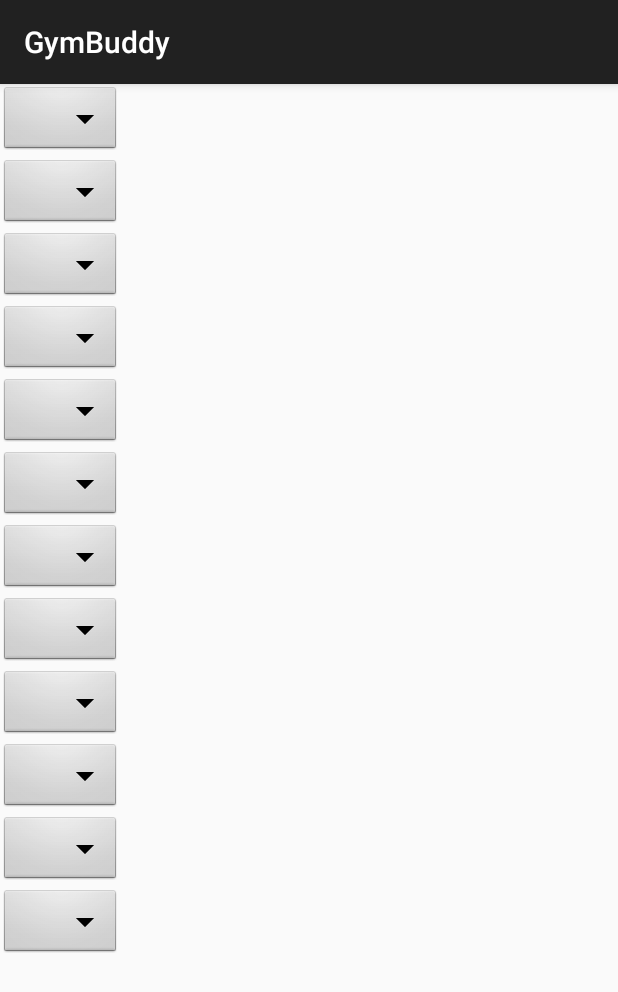
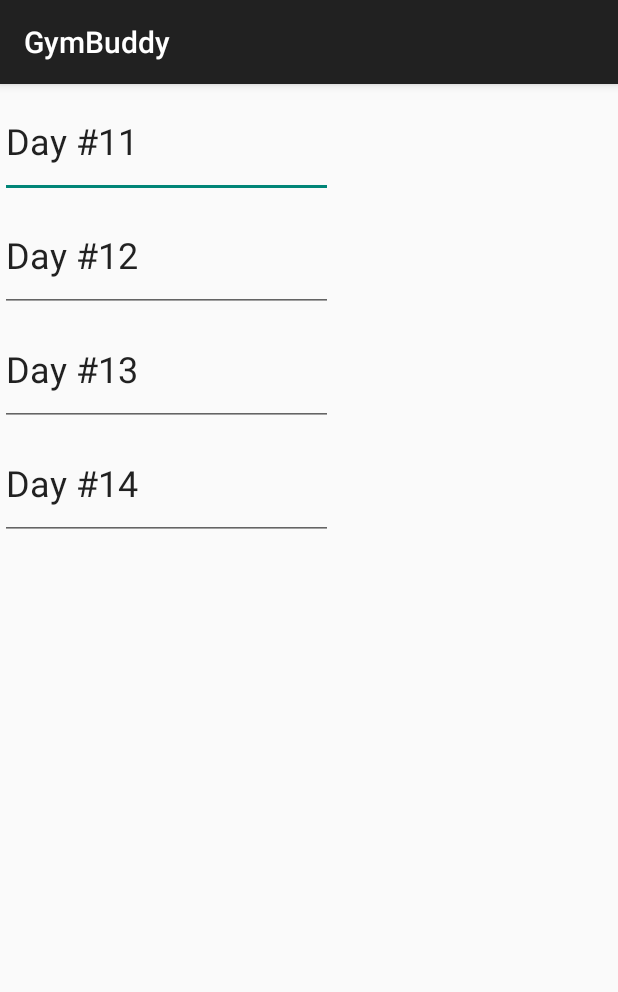
Before and after one commit to awall4806/GymBuddy, an Android app: the screen it shows after launch (DayListActivity), after a tap on an icon or button, on a phone screen of 412 x 824 dp. Shown: the top 992 px of the screen. Run offline under Robolectric (Android 15) with nearby library versions, the phone set to English and light mode, and no system bars.

```diff
--- a/app/src/main/java/wallta/gymbuddy/DayListActivity.java
+++ b/app/src/main/java/wallta/gymbuddy/DayListActivity.java
@@ -8,11 +8,11 @@ import java.util.UUID;
 
 public class DayListActivity extends SingleFragmentActivity {
 
-    private static final String EXTRA_DAY_ID = "wallta.gymbuddy.day_id";
+    public static final String EXTRA_ROUTINE_ID = "wallta.gymbuddy.routine_id";
 
-    public static Intent newIntent(Context packageContext, UUID dayId) {
+    public static Intent newIntent(Context packageContext, UUID routineId) {
         Intent intent = new Intent(packageContext, DayListActivity.class);
-        intent.putExtra(EXTRA_DAY_ID, dayId);
+        intent.putExtra(EXTRA_ROUTINE_ID, routineId);
         return intent;
     }
 
--- a/app/src/main/java/wallta/gymbuddy/DayListFragment.java
+++ b/app/src/main/java/wallta/gymbuddy/DayListFragment.java
@@ -1,8 +1,6 @@
 package wallta.gymbuddy;
 
 import android.content.Intent;
-import android.content.pm.ResolveInfo;
-import android.content.res.Resources;
 import android.os.Bundle;
 import android.support.annotation.Nullable;
 import android.support.v4.app.Fragment;
@@ -13,9 +11,11 @@ import android.view.View;
 import android.view.ViewGroup;
 import android.widget.AdapterView;
 import android.widget.ArrayAdapter;
+import android.widget.EditText;
 import android.widget.Spinner;
 
 import java.util.List;
+import java.util.UUID;
 
 /**
  * Created by wallta on 6/26/2017.
@@ -23,16 +23,21 @@ import java.util.List;
 
 public class DayListFragment extends Fragment implements AdapterView.OnItemSelectedListener {
 
+    private static final String ARG_DAY_ID = "day_id";
     private static final String CLICKED_DAY_POSITION = "clicked_day_position";
 
     private int clickedDayPosition;
 
+    private UUID mRoutineId;
     private RecyclerView mDayRecyclerView;
     private DayAdapter mDayAdapter;
+    private EditText mDayTextView;
 
     @Override
     public void onCreate(@Nullable Bundle savedInstanceState) {
         super.onCreate(savedInstanceState);
+        mRoutineId = (UUID) getActivity().getIntent()
+                .getSerializableExtra(DayListActivity.EXTRA_ROUTINE_ID);
     }
 
     @Nullable
@@ -44,18 +49,21 @@ public class DayListFragment extends Fragment implements AdapterView.OnItemSelec
         mDayRecyclerView = (RecyclerView) view.findViewById(R.id.day_recycler_view);
         mDayRecyclerView.setLayoutManager(new LinearLayoutManager(getActivity()));
 
-        Spinner spinner = (Spinner) view.findViewById(R.id.day_spinner);
-        // Create an ArrayAdapter using the string array and a default spinner layout
-        ArrayAdapter<String> adapter = new ArrayAdapter<String>(getActivity().getApplicationContext(),
-                android.R.layout.simple_spinner_item,
-                getResources().getStringArray(R.array.day_array));
-//        ArrayAdapter<CharSequence> adapter = ArrayAdapter.createFromResource(getActivity(),
-//                R.array.day_array, android.R.layout.simple_spinner_item);
-        // Specify the layout to use when the list of choices appears
-        adapter.setDropDownViewResource(android.R.layout.simple_spinner_dropdown_item);
-        // Apply the adapter to the spinner
-        spinner.setAdapter(adapter);
-        spinner.setOnItemSelectedListener(this);
+        mDayTextView = (EditText) view.findViewById(R.id.day_text);
+//        mDayTextView.setText(mDay.getDay());
+
+//        Spinner spinner = (Spinner) view.findViewById(R.id.day_spinner);
+//        // Create an ArrayAdapter using the string array and a default spinner layout
+//        ArrayAdapter<String> adapter = new ArrayAdapter<String>(getActivity().getApplicationContext(),
+//                android.R.layout.simple_spinner_item,
+//                getResources().getStringArray(R.array.day_array));
+////        ArrayAdapter<CharSequence> adapter = ArrayAdapter.createFromResource(getActivity(),
+////                R.array.day_array, android.R.layout.simple_spinner_item);
+//        // Specify the layout to use when the list of choices appears
+//        adapter.setDropDownViewResource(android.R.layout.simple_spinner_dropdown_item);
+//        // Apply the adapter to the spinner
+//        spinner.setAdapter(adapter);
+//        spinner.setOnItemSelectedListener(this);
 
         if (savedInstanceState != null) {
             clickedDayPosition = savedInstanceState.getInt(CLICKED_DAY_POSITION);
@@ -87,7 +95,7 @@ public class DayListFragment extends Fragment implements AdapterView.OnItemSelec
 
     private void updateUI() {
         GymBuddy gymBuddy = GymBuddy.get(getActivity());
-        List<Day> days = gymBuddy.getDays();
+        List<Day> days = gymBuddy.getDaysByRoutine(mRoutineId);
 
         if (mDayAdapter == null) {
             mDayAdapter = new DayAdapter(days);
@@ -107,24 +115,26 @@ public class DayListFragment extends Fragment implements AdapterView.OnItemSelec
     private class DayHolder extends RecyclerView.ViewHolder implements View.OnClickListener {
 
         private Day mDay;
+        private EditText mDayTextView;
         private Spinner mDaySpinner;
 
         public DayHolder(LayoutInflater inflater, ViewGroup parent) {
             super(inflater.inflate(R.layout.list_item_day, parent, false));
             itemView.setOnClickListener(this);
+            mDayTextView = (EditText) itemView.findViewById(R.id.day_text);
 
-            mDaySpinner = (Spinner) itemView.findViewById(R.id.day_spinner);
+            //mDaySpinner = (Spinner) itemView.findViewById(R.id.day_spinner);
         }
 
         public void bind(Day day) {
             mDay = day;
-
+            mDayTextView.setText(mDay.getDay());
         }
 
         @Override
         public void onClick(View view) {
             clickedDayPosition = getAdapterPosition();
-            Intent intent = RoutineListActivity.newIntent(getActivity(), mDay.getRoutineId());
+            Intent intent = ExerciseListActivity.newIntent(getActivity(), mDay.getDayId());
             startActivity(intent);
         }
     }
--- a/app/src/main/java/wallta/gymbuddy/GymBuddy.java
+++ b/app/src/main/java/wallta/gymbuddy/GymBuddy.java
@@ -38,18 +38,15 @@ public class GymBuddy {
             mRoutines.add(routine);
 
             for (int j = 1; j < 5; j++) {
-                Day day = new Day(routine.getRoutineId(), "Day #" + j);
+                Day day = new Day(routine.getRoutineId(), "Day #" + i + j);
                 mDays.add(day);
 
                 for (int k = 1; k < 6; k++) {
-                    Exercise exercise = new Exercise(day.getDayId(),
-                            "Exercise #" + k, 5, 45);
+                    Exercise exercise = new Exercise(day.getDayId(), "Exercise #" + i + j + k, 5, 45);
                     mExercises.add(exercise);
                 }
             }
         }
-
-
 
         //mContext = context.getApplicationContext();
         // TODO: initialize new SQLiteOpenHelper in GymBuddy constructor.
@@ -93,4 +90,24 @@ public class GymBuddy {
         }
         return null;
     }
+
+    public List<Day> getDaysByRoutine(UUID routineId) {
+        List<Day> days = new ArrayList<>();
+        for (Day day : mDays) {
+            if (day.getRoutineId().equals(routineId)) {
+                days.add(day);
+            }
+        }
+        return days;
+    }
+
+    public List<Exercise> getExercisesByDay(UUID dayId) {
+        List<Exercise> exercises = new ArrayList<>();
+        for (Exercise exercise : mExercises) {
+            if (exercise.getDayId().equals(dayId)) {
+                exercises.add(exercise);
+            }
+        }
+        return exercises;
+    }
 }
--- a/app/src/main/java/wallta/gymbuddy/RoutineListActivity.java
+++ b/app/src/main/java/wallta/gymbuddy/RoutineListActivity.java
@@ -1,20 +1,8 @@
 package wallta.gymbuddy;
 
-import android.content.Context;
-import android.content.Intent;
 import android.support.v4.app.Fragment;
 
-import java.util.UUID;
-
 public class RoutineListActivity extends SingleFragmentActivity {
-
-    private static final String EXTRA_ROUTINE_ID = "wallta.gymbuddy.routine_id";
-
-    public static Intent newIntent(Context packageContext, UUID routineId) {
-        Intent intent = new Intent(packageContext, DayListActivity.class);
-        intent.putExtra(EXTRA_ROUTINE_ID, routineId);
-        return intent;
-    }
 
     @Override
     protected Fragment createFragment() {
--- a/app/src/main/java/wallta/gymbuddy/RoutineListFragment.java
+++ b/app/src/main/java/wallta/gymbuddy/RoutineListFragment.java
@@ -94,7 +94,7 @@ public class RoutineListFragment extends Fragment {
         @Override
         public void onClick(View view) {
             clickedRoutinePosition = getAdapterPosition();
-            Intent intent = RoutineListActivity.newIntent(getActivity(), mRoutine.getRoutineId());
+            Intent intent = DayListActivity.newIntent(getActivity(), mRoutine.getRoutineId());
             startActivity(intent);
         }
     }
--- a/app/src/main/res/layout/list_item_day.xml
+++ b/app/src/main/res/layout/list_item_day.xml
@@ -5,11 +5,18 @@
     android:layout_width="match_parent"
     android:layout_height="wrap_content">
 
-    <Spinner
-        android:id="@+id/day_spinner"
-        android:layout_width="wrap_content"
-        android:layout_height="wrap_content"
-        android:background="@android:drawable/btn_dropdown"
-        android:spinnerMode="dropdown"/>
+    <!--<Spinner-->
+        <!--android:id="@+id/day_spinner"-->
+        <!--android:layout_width="wrap_content"-->
+        <!--android:layout_height="wrap_content"-->
+        <!--android:background="@android:drawable/btn_dropdown"-->
+        <!--android:spinnerMode="dropdown"/>-->
+
+    <EditText
+        android:id="@+id/day_text"
+        android:layout_width="222dp"
+        android:layout_height="76dp"
+        android:hint="Enter Day of Week"
+        android:textSize="24dp"/>
 
 </LinearLayout>
```
Also changed, not shown: app/src/main/java/wallta/gymbuddy/ExerciseActivity.java (+14 -1 lines), app/src/main/java/wallta/gymbuddy/ExerciseFragment.java (+37 -23 lines), app/src/main/java/wallta/gymbuddy/ExerciseListActivity.java (+4 -4 lines), app/src/main/java/wallta/gymbuddy/ExerciseListFragment.java (+43 -3 lines), app/src/main/java/wallta/gymbuddy/dummy/DummyContent.java (deleted, +0 -72 lines), app/src/main/res/layout/list_item_routine.xml (+5 -4 lines).
